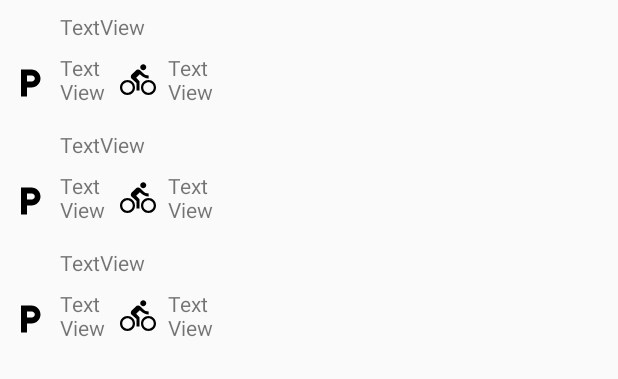
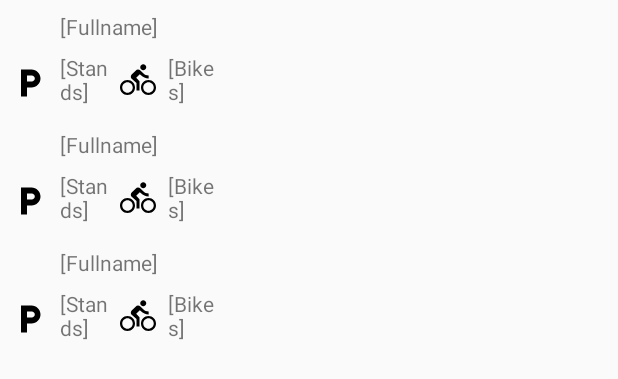
Before and after one commit to xontik/AndroidVelov, an Android app: the layout fragment_station_list.xml on its own in the app's theme, with its tools: preview values and no code run, on a phone screen of 412 x 824 dp. Shown: the top 379 px of the screen. Run offline under Robolectric (Android 15) with nearby library versions, the light colour scheme and no system bars.

```diff
--- a/app/src/main/res/layout/activity_station_detail.xml
+++ b/app/src/main/res/layout/activity_station_detail.xml
@@ -5,7 +5,8 @@
     xmlns:tools="http://schemas.android.com/tools"
     android:layout_width="match_parent"
     android:layout_height="match_parent"
-    tools:context=".StationDetailActivity">
+    tools:context=".StationDetailActivity"
+    tools:ignore="AndroidLintHardcodedText">
 
     <android.support.design.widget.AppBarLayout
         android:id="@+id/appBarLayout"
@@ -30,7 +31,7 @@
         android:layout_marginStart="8dp"
         android:layout_marginTop="8dp"
         android:src="@drawable/ic_favorite_border_black_24dp"
-        android:contentDescription="@string/content_descr_favorite_icon"
+        android:contentDescription="@string/content_descr_favorite"
         app:layout_constraintBottom_toBottomOf="@+id/fullname"
         app:layout_constraintStart_toStartOf="parent"
         app:layout_constraintTop_toTopOf="@+id/fullname" />
--- a/app/src/main/res/layout/list_item.xml
+++ b/app/src/main/res/layout/list_item.xml
@@ -1,10 +1,11 @@
 <?xml version="1.0" encoding="utf-8"?>
-<android.support.constraint.ConstraintLayout xmlns:android="http://schemas.android.com/apk/res/android"
+<android.support.constraint.ConstraintLayout
+    xmlns:android="http://schemas.android.com/apk/res/android"
     xmlns:app="http://schemas.android.com/apk/res-auto"
     xmlns:tools="http://schemas.android.com/tools"
     android:layout_width="match_parent"
     android:layout_height="wrap_content"
-    tools:layout_editor_absoluteY="81dp">
+    tools:ignore="AndroidLintHardcodedText">
 
     <ImageView
         android:id="@+id/favoriteIcon"
@@ -12,6 +13,7 @@
         android:layout_height="24dp"
         android:layout_marginStart="8dp"
         android:layout_marginTop="8dp"
+        android:contentDescription="@string/content_descr_favorite"
         app:layout_constraintStart_toStartOf="parent"
         app:layout_constraintTop_toTopOf="parent" />
 
@@ -21,7 +23,7 @@
         android:layout_height="19dp"
         android:layout_marginStart="8dp"
         android:layout_marginTop="8dp"
-        android:text="TextView"
+        android:text="[Fullname]"
         app:layout_constraintStart_toEndOf="@+id/favoriteIcon"
         app:layout_constraintTop_toTopOf="parent" />
 
@@ -32,6 +34,7 @@
         android:layout_marginBottom="8dp"
         android:layout_marginStart="8dp"
         android:layout_marginTop="8dp"
+        android:contentDescription="@string/content_descr_parking"
         app:layout_constraintBottom_toBottomOf="parent"
         app:layout_constraintStart_toStartOf="parent"
         app:layout_constraintTop_toBottomOf="@+id/favoriteIcon"
@@ -44,7 +47,7 @@
         android:layout_marginBottom="8dp"
         android:layout_marginStart="8dp"
         android:layout_marginTop="8dp"
-        android:text="TextView"
+        android:text="[Stands]"
         app:layout_constraintBottom_toBottomOf="parent"
         app:layout_constraintStart_toEndOf="@+id/standIcon"
         app:layout_constraintTop_toBottomOf="@+id/stationName" />
@@ -56,6 +59,7 @@
         android:layout_marginBottom="8dp"
         android:layout_marginStart="8dp"
         android:layout_marginTop="8dp"
+        android:contentDescription="@string/content_descr_bikes"
         app:layout_constraintBottom_toBottomOf="parent"
         app:layout_constraintStart_toEndOf="@+id/stationAvailableBikeStands"
         app:layout_constraintHorizontal_bias="0.0"
@@ -70,7 +74,7 @@
         android:layout_marginEnd="8dp"
         android:layout_marginStart="8dp"
         android:layout_marginTop="8dp"
-        android:text="TextView"
+        android:text="[Bikes]"
         app:layout_constraintBottom_toBottomOf="parent"
         app:layout_constraintEnd_toEndOf="parent"
         app:layout_constraintHorizontal_bias="0.0"
--- a/app/src/main/res/values/content_description.xml
+++ b/app/src/main/res/values/content_description.xml
@@ -1,5 +1,7 @@
 <?xml version="1.0" encoding="utf-8"?>
 <resources>
     <string name="content_descr_delete_text">Supprimer le contenu</string>
-    <string name="content_descr_favorite_icon">Icône favoris</string>
+    <string name="content_descr_favorite">Icône favoris</string>
+    <string name="content_descr_parking">Parking</string>
+    <string name="content_descr_bikes">Vélos</string>
 </resources>
```
Also changed, not shown: app/src/main/java/fr/iutlyon1/androidvelov/MainActivity.java (+57 -4 lines).
